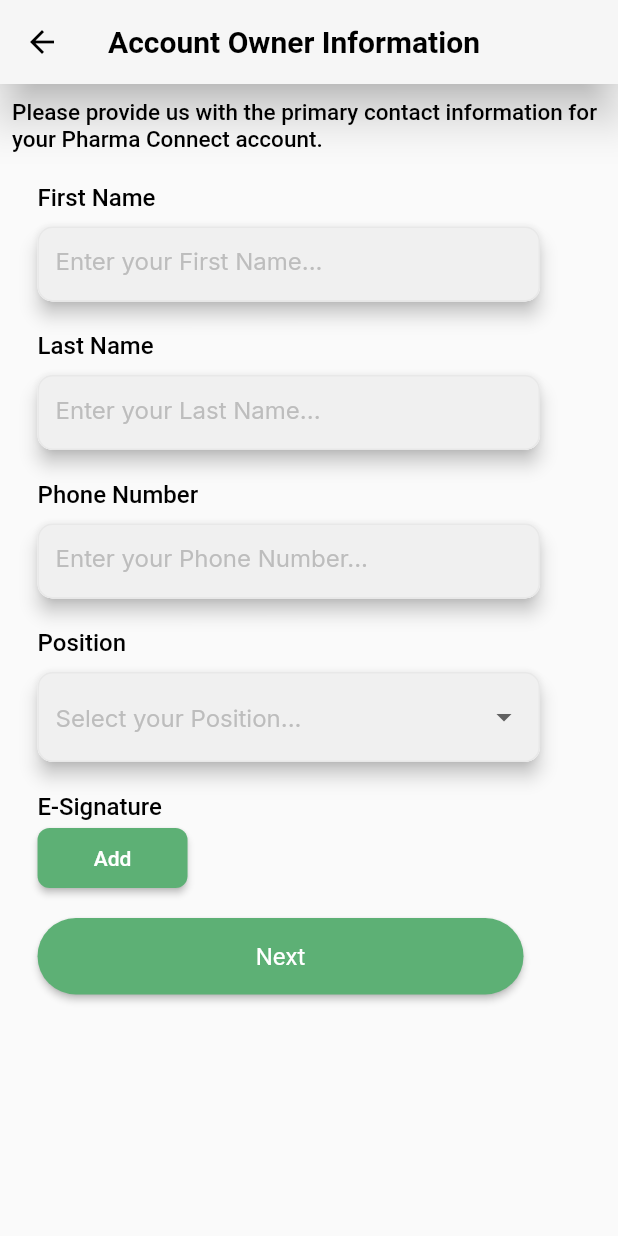
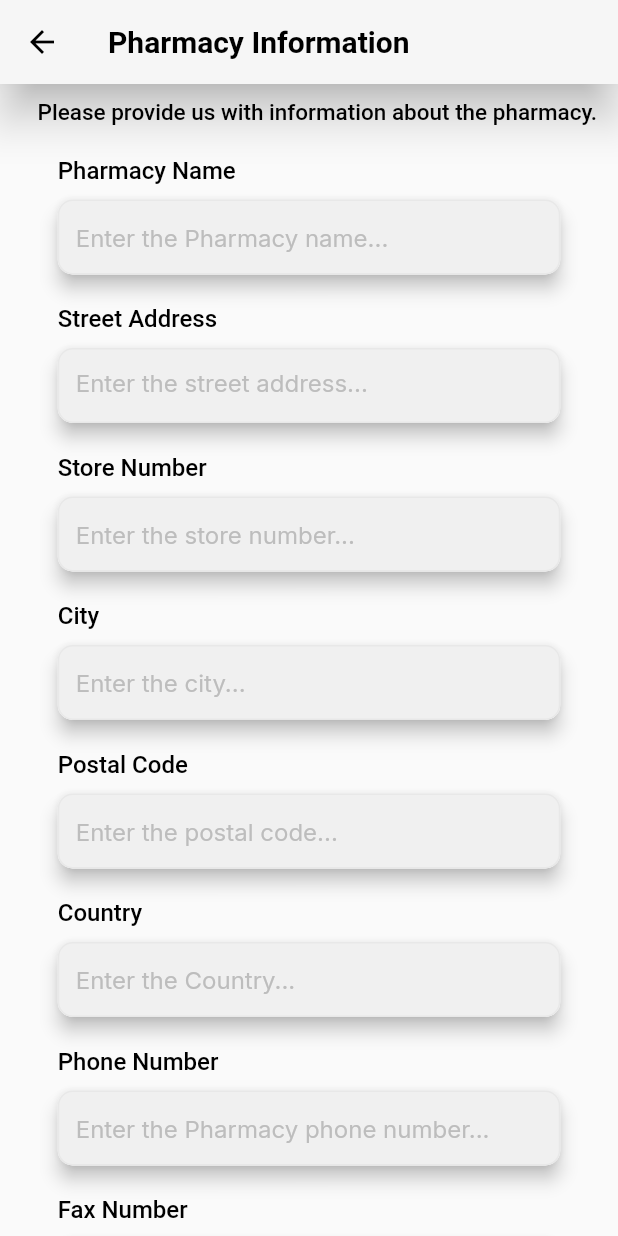
Before and after one commit to sgarg15/ConnectPharma, a Flutter app: the PharmacySignUpInfoPage screen opened directly, after a tap on "Next", on a phone screen of 412 x 824 dp. Run offline on Flutter 3.47's test engine with Material 2 defaults, Android fonts, the phone set to English and light mode, and no system bars; our stand-ins replace cloud_firestore, email_validator, firebase_auth, firebase_core, firebase_database, flutter_dotenv and 5 more; accounts and stored records are empty; Roboto replaces fonts that are missing (Questrial).

Commit message:
Finished PharmacyInformation signUp page

```diff
--- a/lib/PharmacySignUpPage.dart
+++ b/lib/PharmacySignUpPage.dart
@@ -1,7 +1,7 @@
 import 'package:firebase_core/firebase_core.dart';
 import 'package:flutter/material.dart';
 import 'package:flutter_svg/flutter_svg.dart';
-import 'Sign Up Information Pages/PharmacySignUpInfo.dart';
+import 'Sign Up Information Pages/Pharmacy/AccountInformation.dart';
 import 'LoginPage.dart';
 import 'all_used.dart';
 import "package:email_validator/email_validator.dart";
--- a/lib/Sign Up Information Pages/PharmacySignUpInfo.dart
+++ b/lib/Sign Up Information Pages/Pharmacy/AccountInformation.dart
@@ -1,9 +1,10 @@
 import 'package:flutter/cupertino.dart';
 import 'package:flutter/material.dart';
 import 'package:google_fonts/google_fonts.dart';
+import 'package:pharma_connect/Sign%20Up%20Information%20Pages/Pharmacy/PharmacyInformation.dart';
 import 'package:pharma_connect/all_used.dart';
 import 'package:signature/signature.dart';
-import '../main.dart';
+import '../../main.dart';
 
 class PharmacySignUpInfoPage extends StatefulWidget {
   @override
@@ -84,6 +85,7 @@ class _PharmacySignUpInfoPage extends State<PharmacySignUpInfoPage> {
             child: Column(
               mainAxisSize: MainAxisSize.min,
               children: <Widget>[
+                //Information Text
                 Align(
                   alignment: Alignment(0, -0.96),
                   child: Padding(
@@ -332,6 +334,12 @@ class _PharmacySignUpInfoPage extends State<PharmacySignUpInfoPage> {
                                 ))),
                             onPressed: () {
                               //Go to Next sign up form page
+                              Navigator.push(
+                                context,
+                                MaterialPageRoute(
+                                    builder: (context) =>
+                                        PharmacyInformation()),
+                              );
                             },
                             child: RichText(
                               text: TextSpan(
@@ -339,6 +347,7 @@ class _PharmacySignUpInfoPage extends State<PharmacySignUpInfoPage> {
                                 style: TextStyle(
                                   fontSize: 16,
                                   color: Colors.white,
+                                  fontWeight: FontWeight.bold,
                                 ),
                               ),
                             ),
--- /dev/null
+++ b/lib/Sign Up Information Pages/Pharmacy/PharmacyInformation.dart
@@ -0,0 +1,344 @@
+import 'package:flutter/cupertino.dart';
+import 'package:flutter/material.dart';
+import 'package:flutter/rendering.dart';
+import 'package:google_fonts/google_fonts.dart';
+import 'package:multi_select_flutter/multi_select_flutter.dart';
+import 'package:multi_select_flutter/util/multi_select_item.dart';
+import 'package:pharma_connect/all_used.dart';
+import 'AddressSearch.dart';
+import 'place_service.dart';
+import 'package:uuid/uuid.dart';
+
+class Software {
+  final int id;
+  final String name;
+
+  Software({
+    this.id,
+    this.name,
+  });
+}
+
+class PharmacyInformation extends StatefulWidget {
+  @override
+  _PharmacyInformationState createState() => _PharmacyInformationState();
+}
+
+class _PharmacyInformationState extends State<PharmacyInformation> {
+  static List<Software> _software = [
+    Software(id: 1, name: "A and H"),
+    Software(id: 1, name: "Applied Robotics"),
+    Software(id: 1, name: "Applied Technology"),
+    Software(id: 1, name: "Auto-Ned"),
+    Software(id: 1, name: "Centricity"),
+    Software(id: 1, name: "Cerner/Pharmnet"),
+    Software(id: 1, name: "Connexus"),
+    Software(id: 1, name: "Delta"),
+    Software(id: 1, name: "Epic"),
+    Software(id: 1, name: "Kroll"),
+  ];
+
+  final _streetaddress = TextEditingController();
+  final _pharmacyName = TextEditingController();
+  final _storeNumber = TextEditingController();
+  final _city = TextEditingController();
+  final _postalCode = TextEditingController();
+  final _country = TextEditingController();
+  final _phoneNumber = TextEditingController();
+  final _faxNumber = TextEditingController();
+  final _accreditationProvince = TextEditingController();
+
+  final _items = _software
+      .map((software) => MultiSelectItem<Software>(software, software.name))
+      .toList();
+
+  List<Software> _selectedSoftware = [];
+
+  @override
+  void initState() {
+    super.initState();
+  }
+
+  @override
+  Widget build(BuildContext context) {
+    return Scaffold(
+      //resizeToAvoidBottomInset: false,
+      appBar: AppBar(
+        iconTheme: IconThemeData(
+          color: Colors.black, //change your color here
+        ),
+        title: new Text(
+          "Pharmacy Information",
+          style: TextStyle(
+            color: Colors.black,
+            fontWeight: FontWeight.bold,
+          ),
+        ),
+        backgroundColor: Color(0xFFF6F6F6),
+        foregroundColor: Colors.black,
+        elevation: 12,
+        bottomOpacity: 1,
+        shadowColor: Colors.black,
+      ),
+      body: SingleChildScrollView(
+        scrollDirection: Axis.vertical,
+        child: Column(
+          mainAxisSize: MainAxisSize.min,
+          children: <Widget>[
+            //Information Text
+            Align(
+              alignment: Alignment(0, -0.96),
+              child: Padding(
+                padding: EdgeInsets.fromLTRB(11, 10, 0, 0),
+                child: RichText(
+                  textAlign: TextAlign.left,
+                  text: TextSpan(
+                    text:
+                        "Please provide us with information about the pharmacy.",
+                    style: GoogleFonts.questrial(
+                      fontSize: 15,
+                      color: Colors.black,
+                      fontWeight: FontWeight.w500,
+                    ),
+                  ),
+                ),
+              ),
+            ),
+            //Pharmacy Name
+            SizedBox(height: 20),
+            //Pharmacy Name Field
+            formField(
+              fieldTitle: "Pharmacy Name",
+              hintText: "Enter the Pharmacy name...",
+              textController: _pharmacyName,
+              keyboardStyle: TextInputType.name,
+            ),
+            SizedBox(height: 20),
+            //Street Address
+            Column(
+              crossAxisAlignment: CrossAxisAlignment.start,
+              mainAxisSize: MainAxisSize.min,
+              children: <Widget>[
+                RichText(
+                  textAlign: TextAlign.left,
+                  text: TextSpan(
+                      text: "Street Address",
+                      style: GoogleFonts.questrial(
+                        fontSize: 16,
+                        color: Colors.black,
+                        fontWeight: FontWeight.w500,
+                      )),
+                ),
+                SizedBox(height: 10),
+                Container(
+                  width: 335,
+                  height: 50,
+                  child: Material(
+                    elevation: 5.0,
+                    borderRadius: BorderRadius.circular(10.0),
+                    child: TextFormField(
+                      readOnly: true,
+                      onTap: () async {
+                        // generate a new token here
+                        final sessionToken = Uuid().v4();
+                        final Suggestion result = await showSearch(
+                          context: context,
+                          delegate: AddressSearch(sessionToken),
+                        );
+                        // This will change the text displayed in the TextField
+                        if (result != null) {
+                          final placeDetails =
+                              await PlaceApiProvider(sessionToken)
+                                  .getPlaceDetailFromId(result.placeId);
+                          setState(() {
+                            _streetaddress.text = placeDetails.streetNumber +
+                                " " +
+                                placeDetails.street;
+                            _city.text = placeDetails.city;
+                            _postalCode.text = placeDetails.zipCode;
+                            _country.text = placeDetails.country;
+                          });
+                        }
+                      },
+                      keyboardType: TextInputType.streetAddress,
+                      controller: _streetaddress,
+                      decoration: InputDecoration(
+                        filled: true,
+                        fillColor: Color(0xFFF0F0F0),
+                        enabledBorder: OutlineInputBorder(
+                            borderRadius: BorderRadius.circular(10),
+                            borderSide: BorderSide(color: Color(0xFFE8E8E8))),
+                        focusedBorder: OutlineInputBorder(
+                          borderSide: BorderSide(color: Color(0xFFE8E8E8)),
+                          borderRadius: BorderRadius.circular(8.0),
+                        ),
+                        hintText: "Enter the street address...",
+                        hintStyle: GoogleFonts.inter(
+                            color: Color(0xFFBDBDBD), fontSize: 16),
+                      ),
+                    ),
+                  ),
+                ),
+              ],
+            ),
+            SizedBox(height: 20),
+            //Store Number
+            formField(
+              fieldTitle: "Store Number",
+              hintText: "Enter the store number...",
+              textController: _storeNumber,
+            ),
+            SizedBox(height: 20),
+            //City
+            formField(
+              fieldTitle: "City",
+              hintText: "Enter the city...",
+              textController: _city,
+              keyboardStyle: TextInputType.streetAddress,
+            ),
+            SizedBox(height: 20),
+            //Postal Code
+            formField(
+              fieldTitle: "Postal Code",
+              hintText: "Enter the postal code...",
+              textController: _postalCode,
+              keyboardStyle: TextInputType.streetAddress,
+            ),
+            SizedBox(height: 20),
+            //Country
+            formField(
+              fieldTitle: "Country",
+              hintText: "Enter the Country...",
+              textController: _country,
+              keyboardStyle: TextInputType.streetAddress,
+            ),
+            SizedBox(height: 20),
+            //Phone Number
+            formField(
+              fieldTitle: "Phone Number",
+              hintText: "Enter the Pharmacy phone number...",
+              textController: _phoneNumber,
+              keyboardStyle: TextInputType.number,
+            ),
+            SizedBox(height: 20),
+            //Fax Number
+            formField(
+              fieldTitle: "Fax Number",
+              hintText: "Enter the Pharmacy fax number...",
+              textController: _faxNumber,
+              keyboardStyle: TextInputType.number,
+            ),
+            SizedBox(height: 20),
+            //Accreditation Province
+            formField(
+              fieldTitle: "Accreditation Province",
+              hintText: "Enter the Accreditation province...",
+              textController: _accreditationProvince,
+              keyboardStyle: TextInputType.streetAddress,
+            ),
+            SizedBox(height: 20),
+            //Pharmacy Software
+            Column(
+              crossAxisAlignment: CrossAxisAlignment.start,
+              mainAxisSize: MainAxisSize.min,
+              children: <Widget>[
+                RichText(
+                  textAlign: TextAlign.left,
+                  text: TextSpan(
+                      text: "Pharmacy Software",
+                      style: GoogleFonts.questrial(
+                        fontSize: 16,
+                        color: Colors.black,
+                        fontWeight: FontWeight.w500,
+                      )),
+                ),
+                SizedBox(height: 10),
+                Material(
+                  elevation: 5,
+                  borderRadius: BorderRadius.circular(10),
+                  child: Container(
+                    width: 335,
+                    decoration: BoxDecoration(
+                      color: Color(0xFFF0F0F0),
+                      border: Border.all(
+                        color: Color(0xFFE8E8E8),
+                        width: 2,
+                      ),
+                      borderRadius: BorderRadius.circular(8),
+                    ),
+                    child: Column(
+                      children: <Widget>[
+                        MultiSelectBottomSheetField<Software>(
+                          selectedColor: Color(0xFF5DB075),
+                          selectedItemsTextStyle:
+                              TextStyle(color: Colors.white),
+                          initialChildSize: 0.4,
+                          decoration: BoxDecoration(),
+                          listType: MultiSelectListType.CHIP,
+                          initialValue: _selectedSoftware,
+                          searchable: true,
+                          items: _items,
+                          buttonText: Text("Select Pharmacy Software...",
+                              style: GoogleFonts.inter(
+                                  color: Color(0xFFBDBDBD), fontSize: 16)),
+                          onConfirm: (values) {
+                            _selectedSoftware = values;
+                          },
+                          chipDisplay: MultiSelectChipDisplay(
+                            items: _selectedSoftware
+                                .map((e) => MultiSelectItem(e, e.toString()))
+                                .toList(),
+                            chipColor: Color(0xFF5DB075),
+                            onTap: (value) {
+                              _selectedSoftware.remove(value);
+                              return _selectedSoftware;
+                            },
+                            textStyle: TextStyle(color: Colors.white),
+                          ),
+                        ),
+                      ],
+                    ),
+                  ),
+                ),
+              ],
+            ),
+            SizedBox(height: 20),
+            //Next Button
+            SizedBox(
+              width: 324,
+              height: 51,
+              child: ElevatedButton(
+                style: ButtonStyle(
+                    backgroundColor:
+                        MaterialStateProperty.all<Color>(Color(0xFF5DB075)),
+                    shape: MaterialStateProperty.all<RoundedRectangleBorder>(
+                        RoundedRectangleBorder(
+                      borderRadius: BorderRadius.circular(100),
+                    ))),
+                onPressed: () {
+                  //Go to Next sign up form page
+                  /*Navigator.push(
+                    context,
+                    MaterialPageRoute(
+                        builder: (context) => PharmacyInformation()),
+                  );*/
+                },
+                child: RichText(
+                  text: TextSpan(
+                    text: "Next",
+                    style: TextStyle(
+                      fontSize: 16,
+                      color: Colors.white,
+                      fontWeight: FontWeight.bold,
+                    ),
+                  ),
+                ),
+              ),
+            ),
+            SizedBox(height: 15),
+          ],
+        ),
+      ),
+    );
+  }
+}
--- /dev/null
+++ b/lib/Sign Up Information Pages/Pharmacy/place_service.dart
@@ -0,0 +1,104 @@
+import 'dart:convert';
+
+import 'package:http/http.dart';
+import 'package:flutter_dotenv/flutter_dotenv.dart';
+
+class Place {
+  String streetNumber;
+  String street;
+  String city;
+  String zipCode;
+  String country;
+
+  Place(
+      {this.streetNumber, this.street, this.city, this.zipCode, this.country});
+
+  @override
+  String toString() {
+    return 'Place(streetNumber: $streetNumber, street: $street, city: $city, zipCode: $zipCode, country: $country)';
+  }
+}
+
+// For storing our result
+class Suggestion {
+  final String placeId;
+  final String description;
+
+  Suggestion(this.placeId, this.description);
+
+  @override
+  String toString() {
+    return 'Suggestion(description: $description, placeId: $placeId)';
+  }
+}
+
+class PlaceApiProvider {
+  final client = Client();
+
+  PlaceApiProvider(this.sessionToken);
+
+  final sessionToken;
+
+  static final String androidKey = dotenv.env['ANDROID_API_KEY'];
+  final apiKey = androidKey;
+
+  Future<List<Suggestion>> fetchSuggestions(String input, String lang) async {
+    final request =
+        'https://maps.googleapis.com/maps/api/place/autocomplete/json?input=$input&types=address&language=$lang&key=$apiKey&sessiontoken=$sessionToken';
+    final response = await client.get(Uri.parse(request));
+
+    if (response.statusCode == 200) {
+      final result = json.decode(response.body);
+      if (result['status'] == 'OK') {
+        // compose suggestions in a list
+        return result['predictions']
+            .map<Suggestion>((p) => Suggestion(p['place_id'], p['description']))
+            .toList();
+      }
+      if (result['status'] == 'ZERO_RESULTS') {
+        return [];
+      }
+      throw Exception(result['error_message']);
+    } else {
+      throw Exception('Failed to fetch suggestion');
+    }
+  }
+
+  Future<Place> getPlaceDetailFromId(String placeId) async {
+    final request =
+        'https://maps.googleapis.com/maps/api/place/details/json?place_id=$placeId&fields=address_component&key=$apiKey&sessiontoken=$sessionToken';
+    final response = await client.get(Uri.parse(request));
+
+    if (response.statusCode == 200) {
+      final result = json.decode(response.body);
+      if (result['status'] == 'OK') {
+        final components =
+            result['result']['address_components'] as List<dynamic>;
+        // build result
+        final place = Place();
+        components.forEach((c) {
+          final List type = c['types'];
+          if (type.contains('street_number')) {
+            place.streetNumber = c['long_name'];
+          }
+          if (type.contains('route')) {
+            place.street = c['long_name'];
+          }
+          if (type.contains('locality')) {
+            place.city = c['long_name'];
+          }
+          if (type.contains('postal_code')) {
+            place.zipCode = c['long_name'];
+          }
+          if (type.contains('country')) {
+            place.country = c['long_name'];
+          }
+        });
+        return place;
+      }
+      throw Exception(result['error_message']);
+    } else {
+      throw Exception('Failed to fetch suggestion');
+    }
+  }
+}
--- a/lib/all_used.dart
+++ b/lib/all_used.dart
@@ -1,10 +1,12 @@
+import 'dart:ui';
+
 import 'package:firebase_auth/firebase_auth.dart';
 import 'package:firebase_database/firebase_database.dart';
 import 'package:cloud_firestore/cloud_firestore.dart';
 import 'package:flutter/material.dart';
 import 'package:google_fonts/google_fonts.dart';
 import 'package:google_sign_in/google_sign_in.dart';
-import 'Sign Up Information Pages/PharmacySignUpInfo.dart';
+import 'Sign Up Information Pages/Pharmacy/AccountInformation.dart';
 import 'Sign Up Information Pages/PharmacistSignUpInfo.dart';
 
 DatabaseReference dbRef = FirebaseDatabase.instance.reference();
@@ -257,6 +259,8 @@ class formField extends StatelessWidget {
             elevation: 5.0,
             borderRadius: BorderRadius.circular(10.0),
             child: TextFormField(
+              //textAlign: TextAlign.start,
+              textAlignVertical: TextAlignVertical.bottom,
               textCapitalization: TextCapitalization.sentences,
               keyboardType: keyboardStyle,
               controller: textController,
@@ -274,6 +278,7 @@ class formField extends StatelessWidget {
                 hintStyle:
                     GoogleFonts.inter(color: Color(0xFFBDBDBD), fontSize: 16),
               ),
+              style: GoogleFonts.inter(color: Colors.black, fontSize: 16),
             ),
           ),
         ),
--- a/lib/main.dart
+++ b/lib/main.dart
@@ -1,9 +1,12 @@
 import 'package:flutter/material.dart';
+import 'package:flutter_dotenv/flutter_dotenv.dart';
 import 'LoginPage.dart';
 import 'PharmacySignUpPage.dart';
 import 'PharmacistSignUpPage.dart';
 
-void main() {
+Future main() async {
+  await dotenv.load();
+
   runApp(MaterialApp(
     home: PharmaConnect(),
     debugShowCheckedModeBanner: false,
```
Also changed, not shown: lib/Sign Up Information Pages/Pharmacy/AddressSearch.dart (added, +67 -0 lines), pubspec.yaml (+7 -0 lines), 2 other files.
